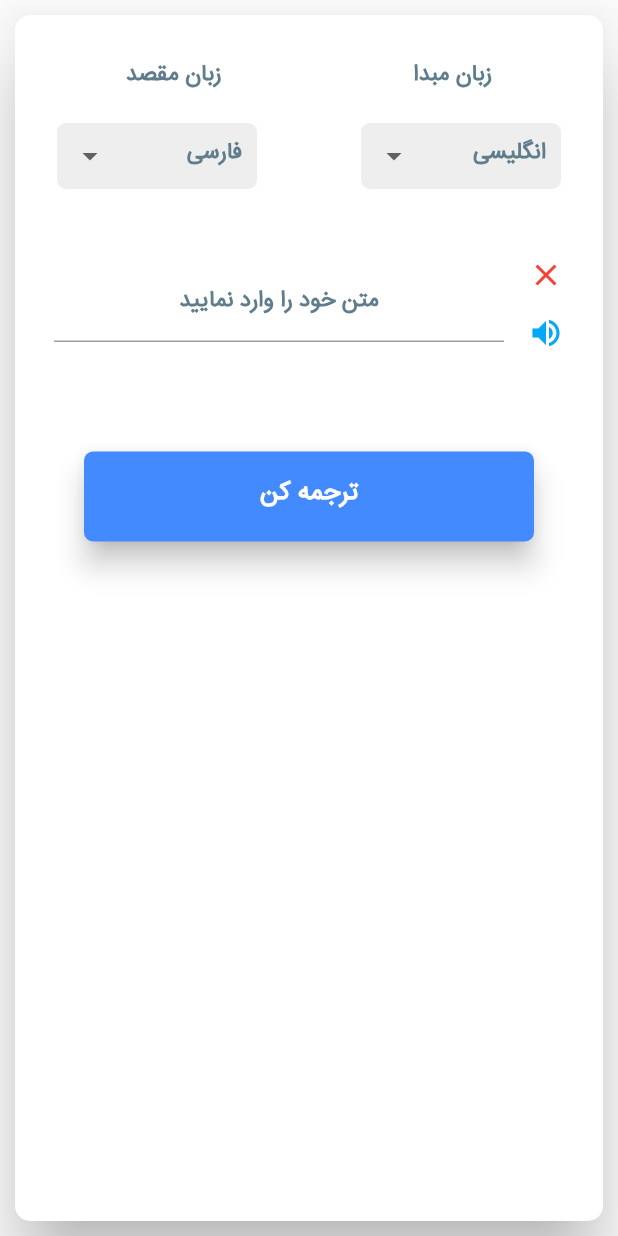
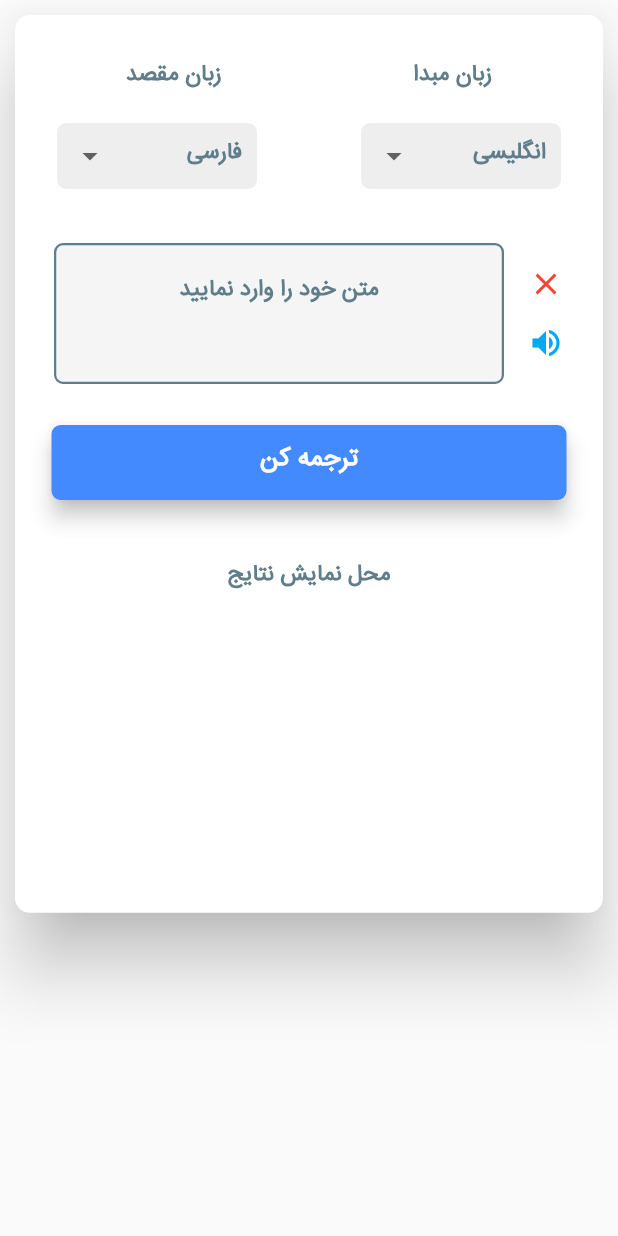
Before and after one commit to sajjadabbasi1383/Voice-Translation, a Flutter app: the HomeScreen screen opened directly, on a phone screen of 412 x 824 dp. Run offline on Flutter 3.47's test engine with Material 2 defaults, Android fonts, the phone set to English and light mode, and no system bars; our stand-ins replace flutter_spinkit.

Commit message:
improve UI home Screen

```diff
--- a/lib/home_screen.dart
+++ b/lib/home_screen.dart
@@ -47,13 +47,20 @@ class _HomeScreenState extends State<HomeScreen> {
 
   @override
   Widget build(BuildContext context) {
-    return Card(
+    return SafeArea(
+      child: Scaffold(
+        body: Card(
           shape: const RoundedRectangleBorder(
               borderRadius: BorderRadius.all(Radius.circular(10))),
           elevation: 20,
           margin: const EdgeInsets.all(10),
           child: Container(
             margin: const EdgeInsets.all(10),
+            child: ScrollConfiguration(
+              behavior: MyBehavior(),
+              child: SingleChildScrollView(
+                child: SizedBox(
+                  height: MediaQuery.sizeOf(context).height / 1.4 - 10,
                   child: Column(
                     children: [
                       const SizedBox(
@@ -83,13 +90,15 @@ class _HomeScreenState extends State<HomeScreen> {
                                   contentPadding: const EdgeInsets.symmetric(
                                       vertical: 12, horizontal: 12),
                                   enabledBorder: const OutlineInputBorder(
-                            borderRadius: BorderRadius.all(Radius.circular(8)),
-                            borderSide:
-                                BorderSide(width: 2, color: Colors.white)),
+                                      borderRadius:
+                                          BorderRadius.all(Radius.circular(8)),
+                                      borderSide: BorderSide(
+                                          width: 2, color: Colors.white)),
                                   focusedBorder: const OutlineInputBorder(
-                            borderRadius: BorderRadius.all(Radius.circular(8)),
-                            borderSide:
-                                BorderSide(width: 2, color: Colors.white)),
+                                      borderRadius:
+                                          BorderRadius.all(Radius.circular(8)),
+                                      borderSide: BorderSide(
+                                          width: 2, color: Colors.white)),
                                   fillColor: Colors.grey[200]),
                               value: selectedItemSource,
                               items: source
@@ -122,13 +131,15 @@ class _HomeScreenState extends State<HomeScreen> {
                                   contentPadding: const EdgeInsets.symmetric(
                                       vertical: 12, horizontal: 12),
                                   enabledBorder: const OutlineInputBorder(
-                            borderRadius: BorderRadius.all(Radius.circular(8)),
-                            borderSide:
-                                BorderSide(width: 2, color: Colors.white)),
+                                      borderRadius:
+                                          BorderRadius.all(Radius.circular(8)),
+                                      borderSide: BorderSide(
+                                          width: 2, color: Colors.white)),
                                   focusedBorder: const OutlineInputBorder(
-                            borderRadius: BorderRadius.all(Radius.circular(8)),
-                            borderSide:
-                                BorderSide(width: 2, color: Colors.white)),
+                                      borderRadius:
+                                          BorderRadius.all(Radius.circular(8)),
+                                      borderSide: BorderSide(
+                                          width: 2, color: Colors.white)),
                                   fillColor: Colors.grey[200]),
                               value: selectedItemDest,
                               items: dest
@@ -152,24 +163,36 @@ class _HomeScreenState extends State<HomeScreen> {
                           ),
                         ],
                       ),
-            const SizedBox(
-              height: 15,
-            ),
                       SizedBox(
-              height: 140,
-              width: 400,
+                        height: MediaQuery.sizeOf(context).height / 6,
+                        width: MediaQuery.sizeOf(context).width / 1.1,
                         child: Padding(
-                padding: const EdgeInsets.only(top: 16, right: 16, left: 16),
+                          padding: const EdgeInsets.only(
+                              top: 16, right: 16, left: 16),
                           child: TextField(
+                            maxLines: 2,
                             keyboardType: TextInputType.multiline,
                             autofocus: false,
                             textDirection: TextDirection.rtl,
                             textAlign: TextAlign.center,
-                  decoration: const InputDecoration(
+                            decoration: InputDecoration(
+                                filled: true,
+                                fillColor: Colors.grey[100],
                                 labelStyle: tabStyle,
                                 hintText: "متن خود را وارد نمایید",
                                 hintStyle: tabStyle,
-                      icon: Column(
+                                enabledBorder: const OutlineInputBorder(
+                                    borderRadius:
+                                        BorderRadius.all(Radius.circular(6)),
+                                    borderSide: BorderSide(
+                                        width: 1.5, color: Colors.blueGrey)),
+                                focusedBorder: const OutlineInputBorder(
+                                    borderRadius:
+                                        BorderRadius.all(Radius.circular(6)),
+                                    borderSide: BorderSide(
+                                        width: 1.5,
+                                        color: Color.fromRGBO(0, 95, 186, 1))),
+                                icon: const Column(
                                   mainAxisAlignment: MainAxisAlignment.center,
                                   children: [
                                     Icon(
@@ -191,17 +214,43 @@ class _HomeScreenState extends State<HomeScreen> {
                         ),
                       ),
                       MaterialButton(
-              onPressed: (){},
-              minWidth: 300,
-              height: 60,
+                        onPressed: () {},
+                        minWidth: MediaQuery.sizeOf(context).width / 1.2,
+                        height: 50,
                         color: Colors.blueAccent,
-              elevation: 8,
-              shape: RoundedRectangleBorder(borderRadius: BorderRadius.circular(6)),
-              child: const Text("ترجمه کن",style: buttonStyle,),
+                        elevation: 6,
+                        shape: RoundedRectangleBorder(
+                            borderRadius: BorderRadius.circular(6)),
+                        child: const Text(
+                          "ترجمه کن",
+                          style: buttonStyle,
+                        ),
+                      ),
+                      const SizedBox(
+                        height: 40,
+                      ),
+                      const Center(
+                        child: Text(
+                          "محل نمایش نتایج",
+                          style: tabStyle,
+                        ),
                       ),
                     ],
+                  ),
+                ),
+              ),
+            ),
+          ),
         ),
       ),
     );
   }
 }
+
+class MyBehavior extends ScrollBehavior {
+  @override
+  Widget buildOverscrollIndicator(
+      BuildContext context, Widget child, ScrollableDetails details) {
+    return child;
+  }
+}
```
Lines whose indentation alone changed are shown as unchanged.
